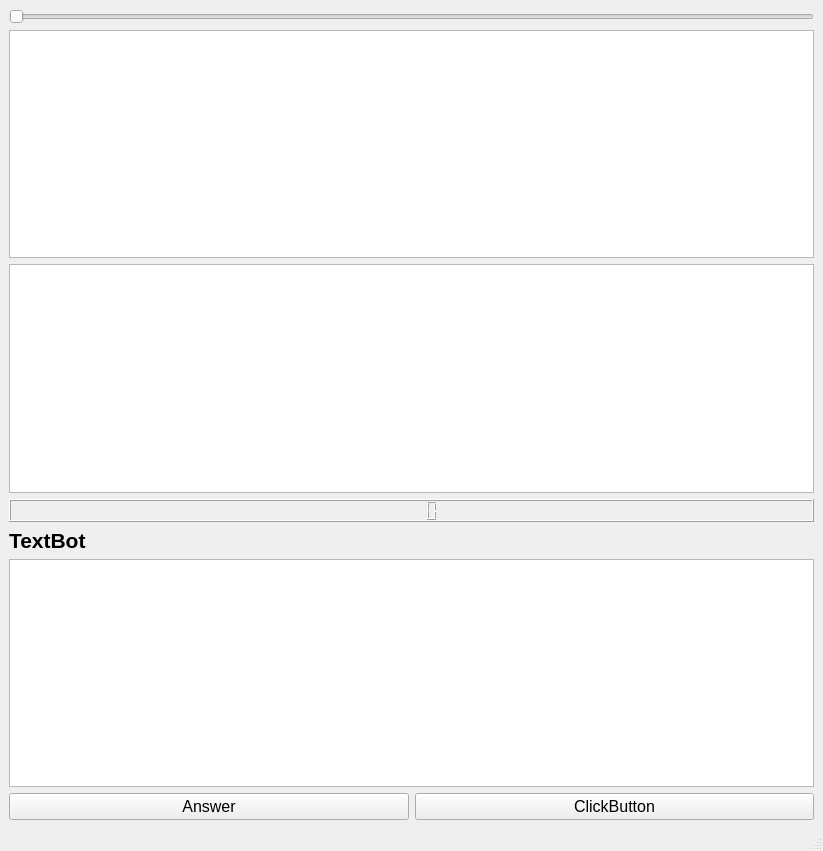
Above: Interfase/Window_D.ui from SAOFastAcquisition/Fast_Acquisition_Bin_Base before the change. Below: the same form after it.
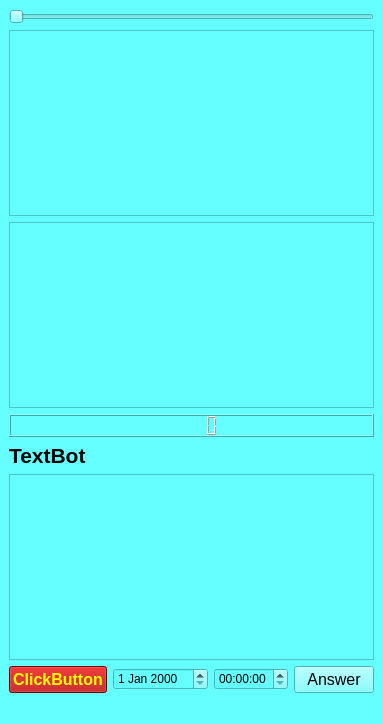
That is the form after the change.

Diff of the .ui file:
```diff
--- a/Interfase/Window_D.ui
+++ b/Interfase/Window_D.ui
@@ -6,13 +6,16 @@
    <rect>
     <x>0</x>
     <y>0</y>
-    <width>823</width>
-    <height>851</height>
+    <width>345</width>
+    <height>724</height>
    </rect>
   </property>
   <property name="windowTitle">
    <string>MainWindow</string>
   </property>
+  <property name="styleSheet">
+   <string notr="true">background-color: rgb(101, 255, 255);</string>
+  </property>
   <widget class="QWidget" name="centralwidget">
    <layout class="QVBoxLayout" name="verticalLayout">
     <item>
@@ -50,39 +53,51 @@
     </item>
     <item>
      <layout class="QHBoxLayout" name="horizontalLayout">
-      <item>
-       <widget class="QPushButton" name="pushButton">
-        <property name="font">
-         <font>
-          <pointsize>12</pointsize>
-         </font>
-        </property>
-        <property name="autoFillBackground">
-         <bool>true</bool>
-        </property>
-        <property name="text">
-         <string>Answer</string>
-        </property>
-        <property name="flat">
-         <bool>false</bool>
-        </property>
-       </widget>
-      </item>
       <item>
        <widget class="QPushButton" name="btnBrowse">
         <property name="font">
          <font>
           <pointsize>12</pointsize>
+          <weight>75</weight>
+          <bold>true</bold>
          </font>
         </property>
-        <property name="mouseTracking">
-         <bool>true</bool>
+        <property name="toolTip">
+         <string>&lt;html&gt;&lt;head/&gt;&lt;body&gt;&lt;p align=&quot;center&quot;&gt;Кнопка стиля&lt;/p&gt;&lt;/body&gt;&lt;/html&gt;</string>
+        </property>
+        <property name="whatsThis">
+         <string>&lt;html&gt;&lt;head/&gt;&lt;body&gt;&lt;p&gt;&lt;br/&gt;&lt;/p&gt;&lt;/body&gt;&lt;/html&gt;</string>
+        </property>
+        <property name="styleSheet">
+         <string notr="true">border-color: rgb(85, 0, 127);
+alternate-background-color: qconicalgradient(cx:0.5, cy:0.5, angle:0, stop:0 rgba(35, 40, 3, 255), stop:0.16 rgba(136, 106, 22, 255), stop:0.225 rgba(166, 140, 41, 255), stop:0.285 rgba(204, 181, 74, 255), stop:0.345 rgba(235, 219, 102, 255), stop:0.415 rgba(245, 236, 112, 255), stop:0.52 rgba(209, 190, 76, 255), stop:0.57 rgba(187, 156, 51, 255), stop:0.635 rgba(168, 142, 42, 255), stop:0.695 rgba(202, 174, 68, 255), stop:0.75 rgba(218, 202, 86, 255), stop:0.815 rgba(208, 187, 73, 255), stop:0.88 rgba(187, 156, 51, 255), stop:0.935 rgba(137, 108, 26, 255), stop:1 rgba(35, 40, 3, 255));
+background-color: qlineargradient(spread:pad, x1:0, y1:0, x2:1, y2:0, stop:0 rgba(245, 224, 176, 255), stop:0.09 rgba(246, 189, 237, 255), stop:0.14 rgba(194, 207, 246, 255), stop:0.19 rgba(184, 160, 168, 255), stop:0.25 rgba(171, 186, 248, 255), stop:0.32 rgba(243, 248, 224, 255), stop:0.385 rgba(249, 162, 183, 255), stop:0.47 rgba(100, 115, 124, 255), stop:0.58 rgba(251, 205, 202, 255), stop:0.65 rgba(170, 128, 185, 255), stop:0.75 rgba(252, 222, 204, 255), stop:0.805 rgba(206, 122, 218, 255), stop:0.86 rgba(254, 223, 175, 255), stop:0.91 rgba(254, 236, 244, 255), stop:1 rgba(255, 191, 221, 255));
+color: rgb(255, 255, 0);
+background-color: rgb(170, 0, 0);</string>
         </property>
         <property name="text">
          <string>ClickButton</string>
         </property>
        </widget>
       </item>
+      <item>
+       <widget class="QDateEdit" name="dateEdit"/>
+      </item>
+      <item>
+       <widget class="QTimeEdit" name="timeEdit"/>
+      </item>
+      <item>
+       <widget class="QPushButton" name="pushButton">
+        <property name="font">
+         <font>
+          <pointsize>12</pointsize>
+         </font>
+        </property>
+        <property name="text">
+         <string>Answer</string>
+        </property>
+       </widget>
+      </item>
      </layout>
     </item>
    </layout>
```
Left out of the diff: 2 changed lines with no effect on the pictures.
